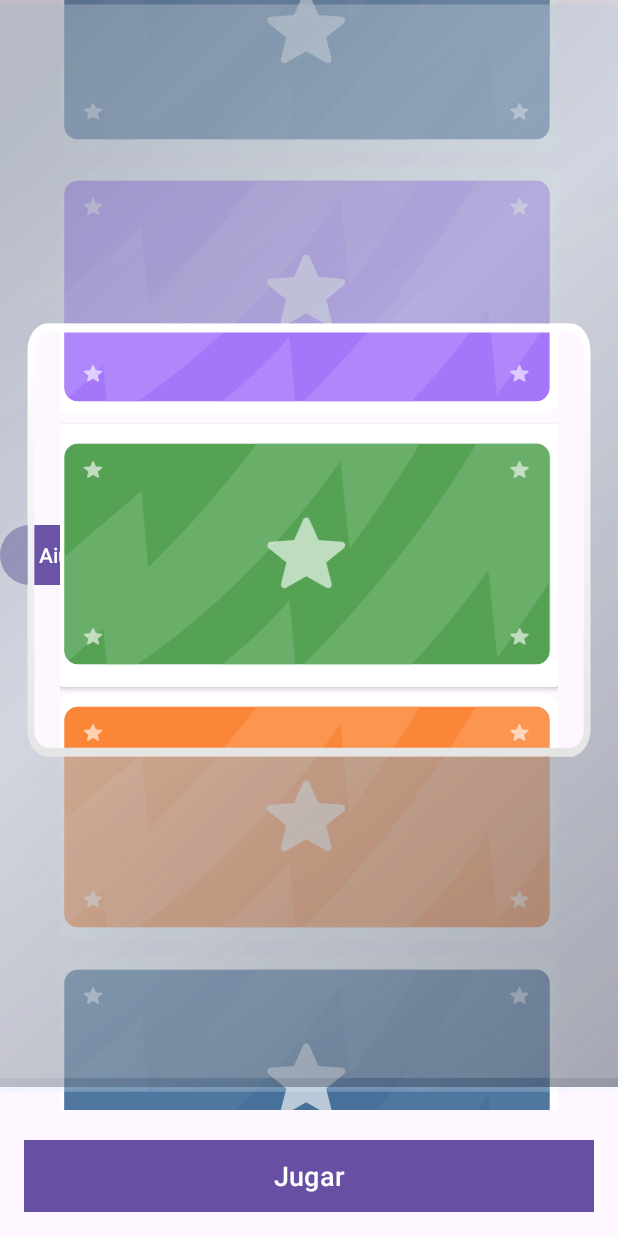
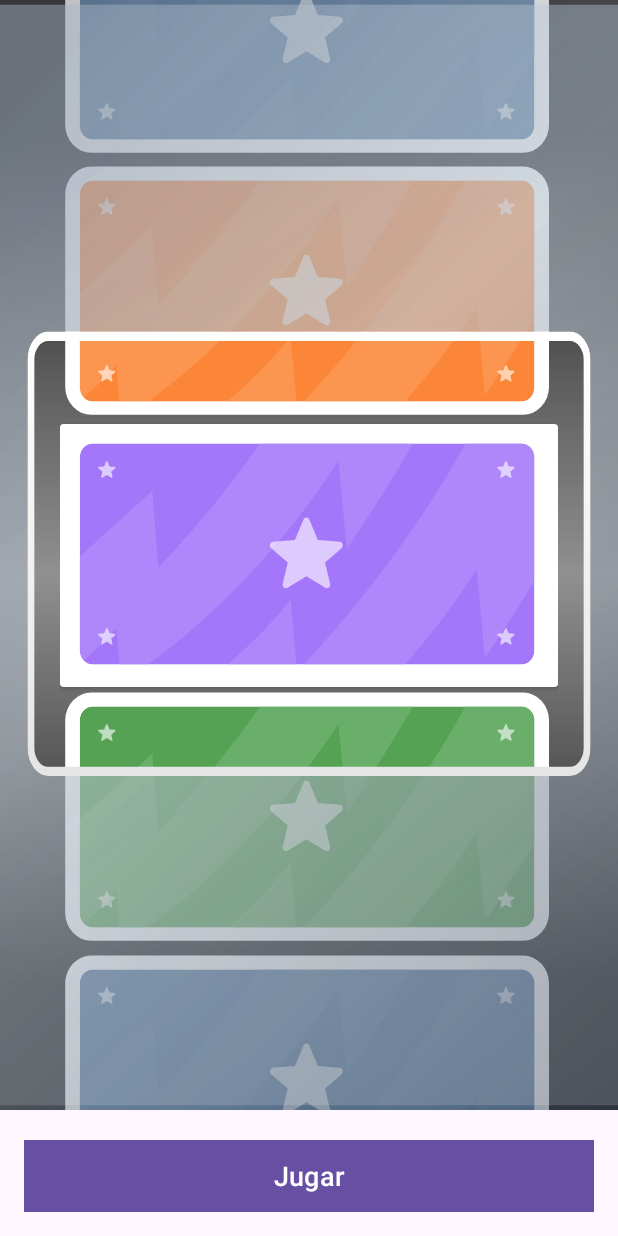
Before and after one commit to sebamontoto/slot_machine_game, an Android app: the Solucion2 screen opened through its navigation route, after a tap on "Jugar", on a phone screen of 412 x 824 dp. Run offline under Robolectric (Android 15) with nearby library versions, the phone set to English and light mode, and no system bars.

Commit message:
wip shuffled

```diff
--- a/app/src/main/java/com/example/slotmachinegal/solution_2/Solucion2.kt
+++ b/app/src/main/java/com/example/slotmachinegal/solution_2/Solucion2.kt
@@ -3,13 +3,11 @@ package com.example.slotmachinegal.solution_2
 import android.animation.ValueAnimator
 import android.os.Handler
 import android.os.Looper
-import android.util.Log
 import android.view.View
 import android.view.animation.Animation
 import android.view.animation.AnimationUtils
 import android.view.animation.LinearInterpolator
 import android.view.animation.TranslateAnimation
-import android.widget.ImageView
 import com.example.slotmachinegal.BaseFragment
 import com.example.slotmachinegal.R
 import com.example.slotmachinegal.databinding.FragmentSolucion2Binding
@@ -25,12 +23,17 @@ class Solucion2 : BaseFragment<FragmentSolucion2Binding>(FragmentSolucion2Bindin
     override fun initialize() {
         test3()
     }
+
     //region test3
     private fun test3() {
 
-        val slideAnimation = createAnimation()
+
 
         binding.btnPlayGamification.setOnClickListener {
+            val slideAnimation = createAnimation()
+
+            shuffleArrayImages()
+
             binding.card01.startAnimation(slideAnimation)
             binding.card0.startAnimation(slideAnimation)
             binding.card1.startAnimation(slideAnimation)
@@ -82,7 +85,6 @@ class Solucion2 : BaseFragment<FragmentSolucion2Binding>(FragmentSolucion2Bindin
 
             override fun onAnimationRepeat(animation: Animation?) {
                 slideAnimation.duration = slideAnimation.duration * 2
-
             }
         })
 
@@ -144,4 +146,24 @@ class Solucion2 : BaseFragment<FragmentSolucion2Binding>(FragmentSolucion2Bindin
     override fun onAnimationRepeat(p0: Animation?) {
     }
 
+    private fun shuffleArrayImages(){
+        val arrayImages = listOf(R.drawable.new_blue_game, R.drawable.new_orange_game, R.drawable.new_green_game, R.drawable.new_purple_game)
+        val arrayImagesRandom = arrayImages.shuffled()
+
+        with(binding){
+            card01.setImageResource(arrayImagesRandom[0])
+            card0.setImageResource(arrayImagesRandom[1])
+            card1.setImageResource(arrayImagesRandom[2])
+            card2.setImageResource(arrayImagesRandom[3])
+            card3.setImageResource(arrayImagesRandom[0])
+            card4.setImageResource(arrayImagesRandom[1])
+            imgPrize.setImageResource(arrayImagesRandom[2])
+            card6.setImageResource(arrayImagesRandom[3])
+            card7.setImageResource(arrayImagesRandom[0])
+            card8.setImageResource(arrayImagesRandom[1])
+            card9.setImageResource(arrayImagesRandom[2])
+            card10.setImageResource(arrayImagesRandom[3])
+        }
+    }
+
 }
--- a/app/src/main/res/drawable/vidrio.xml
+++ b/app/src/main/res/drawable/vidrio.xml
@@ -3,7 +3,7 @@
     android:width="360dp"
     android:height="484dp"
     android:viewportWidth="360"
-    android:viewportHeight="484">
+    android:viewportHeight="472">
   <path
       android:pathData="M28,143L332,143A10,10 0,0 1,342 153L342,318A10,10 0,0 1,332 328L28,328A10,10 0,0 1,18 318L18,153A10,10 0,0 1,28 143z"
       android:strokeWidth="4"
--- a/app/src/main/res/layout/fragment_solucion2.xml
+++ b/app/src/main/res/layout/fragment_solucion2.xml
@@ -9,6 +9,7 @@
         android:layout_width="match_parent"
         android:layout_height="0dp"
         android:layout_marginBottom="20dp"
+        android:background="@drawable/fondo"
         app:layout_constraintBottom_toTopOf="@id/btn_play_gamification"
         app:layout_constraintEnd_toEndOf="parent"
         app:layout_constraintStart_toStartOf="parent"
@@ -19,15 +20,6 @@
             android:layout_height="match_parent"
             android:background="@drawable/vidrio"
             android:elevation="2dp" />
-
-                <Button
-                    android:id="@+id/btnSpin"
-                    android:text="Aiuda"
-                    android:layout_width="wrap_content"
-                    android:layout_height="wrap_content"
-                    app:layout_constraintBottom_toBottomOf="parent"
-                    app:layout_constraintTop_toTopOf="parent"
-                    app:layout_constraintStart_toStartOf="parent" />
 
         <androidx.constraintlayout.widget.ConstraintLayout
             android:id="@+id/layout_cards"
@@ -45,9 +37,7 @@
                 android:layout_width="match_parent"
                 android:layout_height="175dp"
                 android:layout_centerHorizontal="true"
-                android:paddingStart="30dp"
-                android:paddingEnd="30dp"
-                android:scaleType="centerCrop"
+                android:scaleType="fitXY"
                 android:src="@drawable/new_blue_game"
                 app:layout_constraintBottom_toTopOf="@id/card0"
                 app:layout_constraintEnd_toEndOf="parent"
@@ -58,9 +48,7 @@
                 android:layout_width="match_parent"
                 android:layout_height="175dp"
                 android:layout_centerHorizontal="true"
-                android:paddingStart="30dp"
-                android:paddingEnd="30dp"
-                android:scaleType="centerCrop"
+                android:scaleType="fitXY"
                 android:src="@drawable/new_purple_game"
                 app:layout_constraintBottom_toTopOf="@id/card1"
                 app:layout_constraintEnd_toEndOf="parent"
@@ -71,9 +59,7 @@
                 android:layout_width="match_parent"
                 android:layout_height="175dp"
                 android:layout_centerHorizontal="true"
-                android:paddingStart="30dp"
-                android:paddingEnd="30dp"
-                android:scaleType="centerCrop"
+                android:scaleType="fitXY"
                 android:src="@drawable/new_green_game"
                 app:layout_constraintBottom_toTopOf="@id/card2"
                 app:layout_constraintEnd_toEndOf="parent"
@@ -84,9 +70,7 @@
                 android:layout_width="match_parent"
                 android:layout_height="175dp"
                 android:layout_centerHorizontal="true"
-                android:paddingStart="30dp"
-                android:paddingEnd="30dp"
-                android:scaleType="centerCrop"
+                android:scaleType="fitXY"
                 android:src="@drawable/new_orange_game"
                 app:layout_constraintBottom_toTopOf="@id/card3"
                 app:layout_constraintEnd_toEndOf="parent"
@@ -96,9 +80,7 @@
                 android:id="@+id/card3"
                 android:layout_width="match_parent"
                 android:layout_height="175dp"
-                android:paddingStart="30dp"
-                android:paddingEnd="30dp"
-                android:scaleType="centerCrop"
+                android:scaleType="fitXY"
                 android:src="@drawable/new_blue_game"
                 app:layout_constraintBottom_toTopOf="@id/card4"
                 app:layout_constraintEnd_toEndOf="parent"
@@ -109,9 +91,7 @@
                 android:layout_width="match_parent"
                 android:layout_height="175dp"
                 android:layout_centerHorizontal="true"
-                android:paddingStart="30dp"
-                android:paddingEnd="30dp"
-                android:scaleType="centerCrop"
+                android:scaleType="fitXY"
                 android:src="@drawable/new_purple_game"
                 app:layout_constraintBottom_toTopOf="@id/card5"
                 app:layout_constraintEnd_toEndOf="parent"
@@ -122,11 +102,12 @@
                 android:layout_width="match_parent"
                 android:layout_height="175dp"
                 android:elevation="-1dp"
-                android:scaleType="centerCrop"
+                android:scaleType="fitXY"
                 app:layout_constraintBottom_toBottomOf="parent"
                 app:layout_constraintEnd_toEndOf="parent"
                 app:layout_constraintStart_toStartOf="parent"
                 app:layout_constraintTop_toTopOf="parent">
+
                 <androidx.constraintlayout.widget.ConstraintLayout
                     android:layout_width="match_parent"
                     android:layout_height="match_parent"
@@ -135,7 +116,7 @@
                         android:id="@+id/img_prize"
                         android:layout_width="match_parent"
                         android:layout_height="match_parent"
-                        android:scaleType="centerCrop"
+                        android:scaleType="fitXY"
                         android:src="@drawable/new_green_game" />
 
                     <TextView
@@ -156,9 +137,6 @@
                         app:layout_constraintStart_toStartOf="parent"
                         app:layout_constraintTop_toTopOf="parent" />
                 </androidx.constraintlayout.widget.ConstraintLayout>
-
-
-
             </androidx.cardview.widget.CardView>
 
             <ImageView
@@ -166,9 +144,7 @@
                 android:layout_width="match_parent"
                 android:layout_height="175dp"
                 android:layout_centerHorizontal="true"
-                android:paddingStart="30dp"
-                android:paddingEnd="30dp"
-                android:scaleType="centerCrop"
+                android:scaleType="fitXY"
                 android:src="@drawable/new_orange_game"
                 app:layout_constraintEnd_toEndOf="parent"
                 app:layout_constraintStart_toStartOf="parent"
@@ -179,9 +155,7 @@
                 android:layout_width="match_parent"
                 android:layout_height="175dp"
                 android:layout_centerHorizontal="true"
-                android:paddingStart="30dp"
-                android:paddingEnd="30dp"
-                android:scaleType="centerCrop"
+                android:scaleType="fitXY"
                 android:src="@drawable/new_blue_game"
                 app:layout_constraintEnd_toEndOf="parent"
                 app:layout_constraintStart_toStartOf="parent"
@@ -192,9 +166,7 @@
                 android:layout_width="match_parent"
                 android:layout_height="175dp"
                 android:layout_centerHorizontal="true"
-                android:paddingStart="30dp"
-                android:paddingEnd="30dp"
-                android:scaleType="centerCrop"
+                android:scaleType="fitXY"
                 android:src="@drawable/new_purple_game"
                 app:layout_constraintEnd_toEndOf="parent"
                 app:layout_constraintStart_toStartOf="parent"
@@ -205,9 +177,7 @@
                 android:layout_width="match_parent"
                 android:layout_height="175dp"
                 android:layout_centerHorizontal="true"
-                android:paddingStart="30dp"
-                android:paddingEnd="30dp"
-                android:scaleType="centerCrop"
+                android:scaleType="fitXY"
                 android:src="@drawable/new_green_game"
                 app:layout_constraintEnd_toEndOf="parent"
                 app:layout_constraintStart_toStartOf="parent"
@@ -218,9 +188,7 @@
                 android:layout_width="match_parent"
                 android:layout_height="175dp"
                 android:layout_centerHorizontal="true"
-                android:paddingStart="30dp"
-                android:paddingEnd="30dp"
-                android:scaleType="centerCrop"
+                android:scaleType="fitXY"
                 android:src="@drawable/new_orange_game"
                 app:layout_constraintBottom_toTopOf="@id/card9"
                 app:layout_constraintEnd_toEndOf="parent"
```
